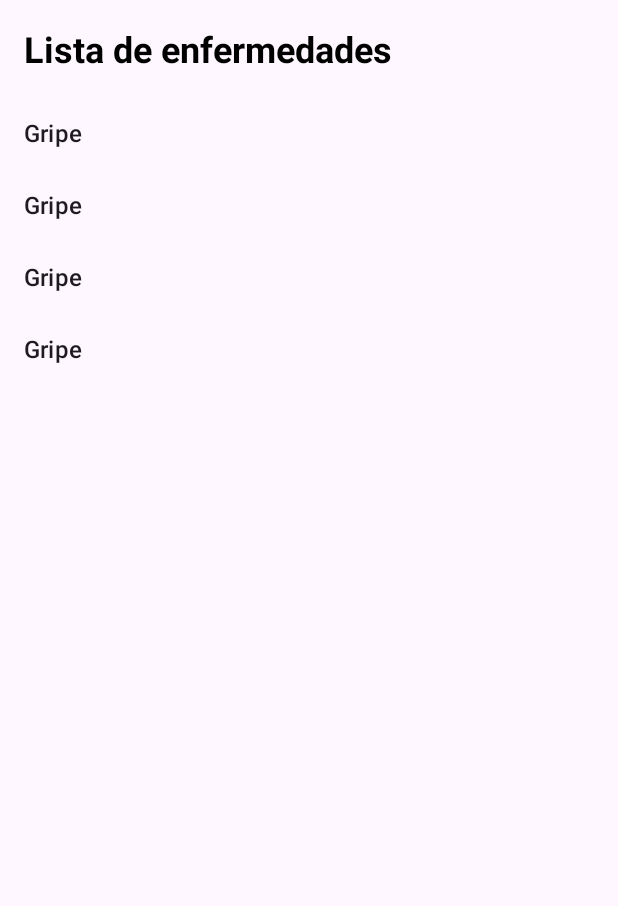
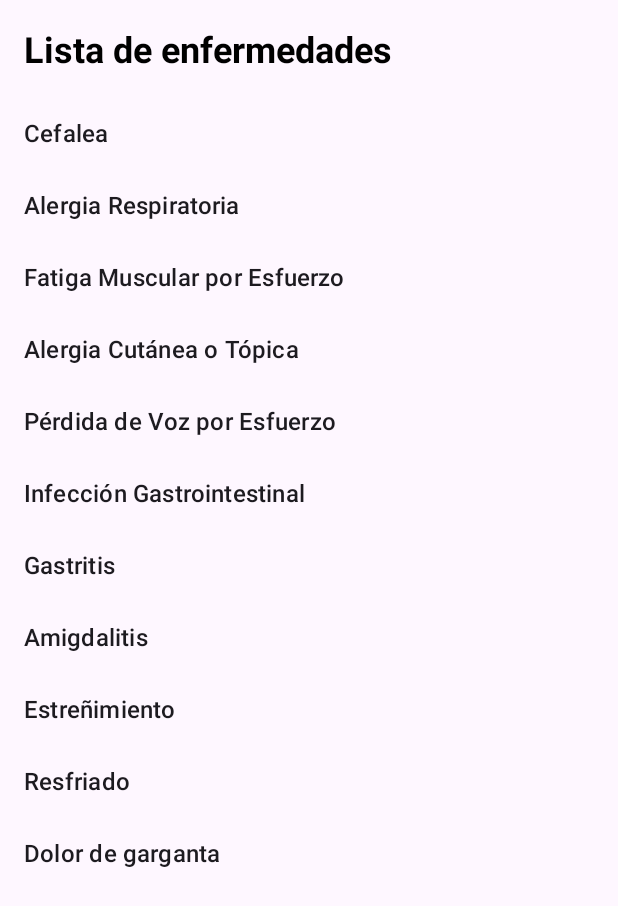
Before and after one commit to Rudexx/FrontEnd_MiSalud, an Android app: the MedicinePage screen opened directly, with no data from a screen before it, on a phone screen of 412 x 824 dp. Shown: the top 906 px of the screen. Run offline under Robolectric (Android 15) with nearby library versions, the phone set to English and light mode, and no system bars.

Commit message:
Actualización de Sintomas y Enfermedades

```diff
--- a/app/src/main/java/com/example/unbosque/MedicinePage.java
+++ b/app/src/main/java/com/example/unbosque/MedicinePage.java
@@ -39,11 +39,17 @@ public class MedicinePage extends AppCompatActivity {
     private void initializeDiseasesList() {
         diseases = new ArrayList<>();
         // Añade enfermedades a la lista
-        diseases.add(new Disease("Gripe", "Fiebre, dolor de cabeza", "Descanso y medicación"));
-        // Añadir más enfermedades aquí
-        diseases.add(new Disease("Gripe", "Fiebre, dolor de cabeza", "Descanso y medicación"));
-        diseases.add(new Disease("Gripe", "Fiebre, dolor de cabeza", "Descanso y medicación"));
-        diseases.add(new Disease("Gripe", "Fiebre, dolor de cabeza", "Descanso y medicación"));
+        diseases.add(new Disease("Cefalea", "Dolor de cabeza", ""));
+        diseases.add(new Disease("Alergia Respiratoria", "Lagrimeo, Tos seca, Estornudos, Irritación en los ojos, Sinusitis, Asma", ""));
+        diseases.add(new Disease("Fatiga Muscular por Esfuerzo", "Dolor muscular (leve, moderado, fuerte, al tocar), Inflamación muscular, Dolor al flexionar, Hematomas en la zona, Alivio con el reposo, Esfuerzo físico reciente", ""));
+        diseases.add(new Disease("Alergia Cutánea o Tópica", "Enrojecimiento, Contacto con alguna sustancia no acostumbrada, Picazón, Inflamación (leve ≤ 4)", ""));
+        diseases.add(new Disease("Pérdida de Voz por Esfuerzo", "Dolor de garganta, Pérdida de voz parcial o total, Uso continuo de la voz", ""));
+        diseases.add(new Disease("Infección Gastrointestinal", "Deposiciones líquidas, Sangre en heces (disentería), Sensación de náuseas o vómitos", ""));
+        diseases.add(new Disease("Gastritis", "Acidez en el estómago, Gases, Reflujo gástrico, Dolor de estómago", ""));
+        diseases.add(new Disease("Amigdalitis", "Picazón de garganta, Dolor al tragar, Inflamación de amígdalas", ""));
+        diseases.add(new Disease("Estreñimiento", "Dificultad al ir al baño, Inflamación o hinchazón en el abdomen, Dolor de estómago, Sensación de llenura", ""));
+        diseases.add(new Disease("Resfriado", "Congestión nasal o nariz tapada", ""));
+        diseases.add(new Disease("Dolor de garganta", "Tos, Estornudos, Malestar general leve, Dolor de cabeza, Fiebre leve", ""));
 
     }
 }
```
